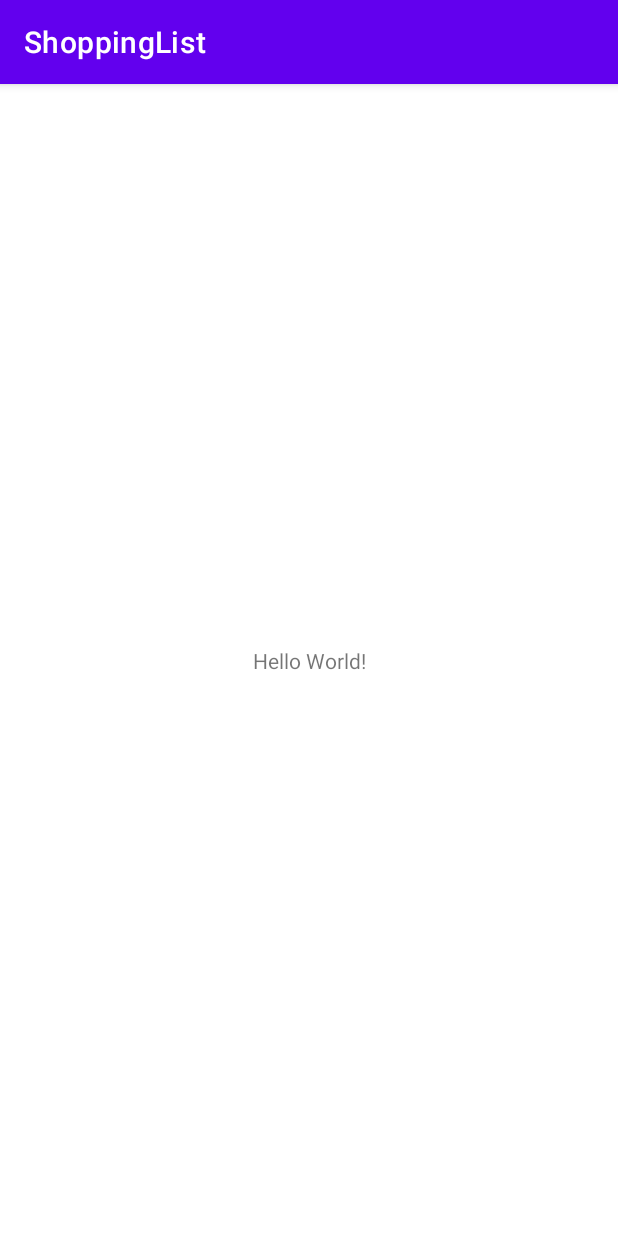
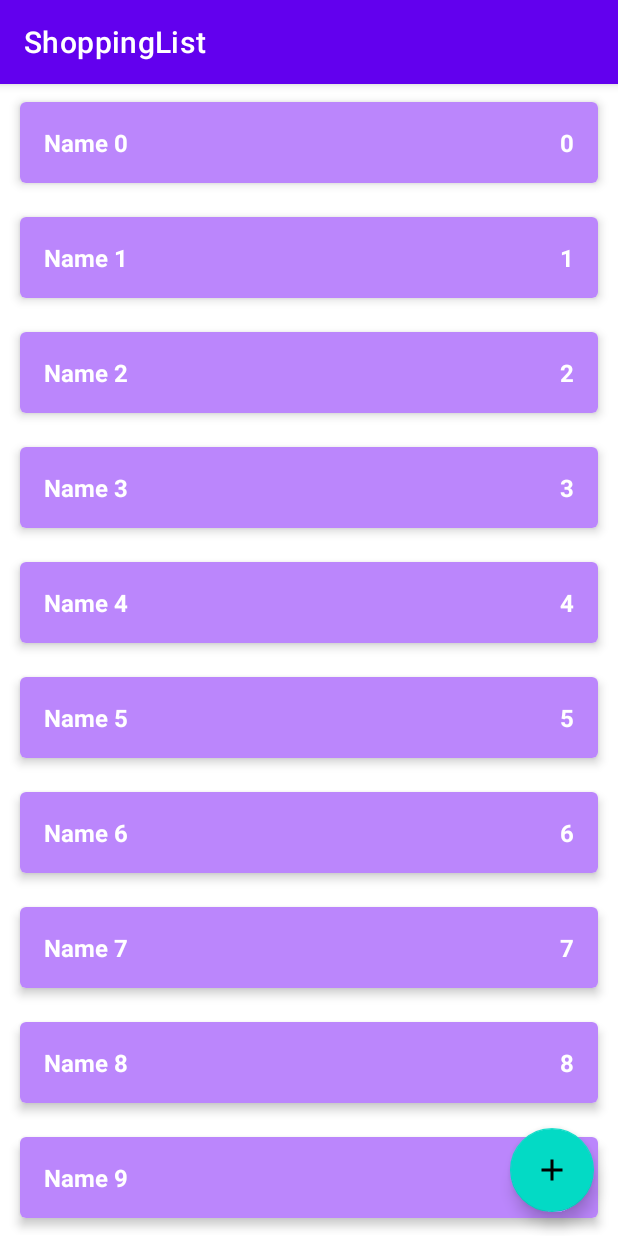
Before and after one commit to IceFroggit/ShoppingList, an Android app: the screen it shows after launch (MainActivity), on a phone screen of 412 x 824 dp. Run offline under Robolectric (Android 15) with nearby library versions, the phone set to English and light mode, and no system bars.

Commit message:
made recview

```diff
--- a/app/src/main/java/com/example/shoppinglist/data/ShopListRepositoryImpl.kt
+++ b/app/src/main/java/com/example/shoppinglist/data/ShopListRepositoryImpl.kt
@@ -8,7 +8,7 @@ import com.example.shoppinglist.domain.ShopListRepository
 //object является singletone, это нужно чтобы, что не получилось так, что на ожном экране мы раюотаем с одним репозиторием, а в другом экране с другим репозиторием
 
 object ShopListRepositoryImpl : ShopListRepository {
-    private val shopList = mutableListOf<ShopItem>()
+    private val shopList = sortedSetOf<ShopItem>({ p0, p1 -> p0.id.compareTo(p1.id) })
     private var autoIncrementId = 0
     private val shopListLD = MutableLiveData<List<ShopItem>>()
 
--- a/app/src/main/java/com/example/shoppinglist/presentation/MainActivity.kt
+++ b/app/src/main/java/com/example/shoppinglist/presentation/MainActivity.kt
@@ -1,22 +1,47 @@
 package com.example.shoppinglist.presentation
 
+import android.os.Bundle
+import android.view.LayoutInflater
+import android.widget.LinearLayout
+import android.widget.TextView
 import androidx.appcompat.app.AppCompatActivity
-import android.os.Bundle
-import android.util.Log
 import androidx.lifecycle.ViewModelProvider
 import com.example.shoppinglist.R
+import com.example.shoppinglist.domain.ShopItem
 
 class MainActivity : AppCompatActivity() {
 
-    private lateinit var viewModel:MainViewModel
+    private lateinit var viewModel: MainViewModel
+    private lateinit var llShoplist: LinearLayout
 
     override fun onCreate(savedInstanceState: Bundle?) {
         super.onCreate(savedInstanceState)
         setContentView(R.layout.activity_main)
-        //viewModel = ViewModelProvider(this)[MainViewModel::class.java]
+        llShoplist = findViewById(R.id.ll_shop_list)
         viewModel = ViewModelProvider(this).get(MainViewModel::class.java)
-        viewModel.mShopList.observe(this){
-            Log.d("MainActivity",it.toString())
+        viewModel.mShopList.observe(this) {
+            showList(it)
+        }
+    }
+
+    private fun showList(list: List<ShopItem>) {
+        llShoplist.removeAllViews()
+        for (shopItem in list) {
+            val layoutId = if (shopItem.enabled) {
+                R.layout.item_shop_enabled
+            } else {
+                R.layout.item_shop_disabled
+            }
+            val view = LayoutInflater.from(this).inflate(layoutId, llShoplist, false)
+            val tvName = view.findViewById<TextView>(R.id.tv_name)
+            val tvCount = view.findViewById<TextView>(R.id.tv_count)
+            tvName.text = shopItem.name
+            tvCount.text = shopItem.count.toString()
+            view.setOnLongClickListener {
+                viewModel.changeEnabledState(shopItem)
+                true
+            }
+            llShoplist.addView(view)
         }
     }
 }
--- /dev/null
+++ b/app/src/main/res/drawable-v24/ic_add.xml
@@ -0,0 +1,9 @@
+<vector xmlns:android="http://schemas.android.com/apk/res/android"
+    android:width="24dp"
+    android:height="24dp"
+    android:viewportWidth="24"
+    android:viewportHeight="24">
+  <path
+      android:pathData="M19,13h-6v6h-2v-6H5v-2h6V5h2v6h6v2z"
+      android:fillColor="#ffffff"/>
+</vector>
--- a/app/src/main/res/layout/activity_main.xml
+++ b/app/src/main/res/layout/activity_main.xml
@@ -6,13 +6,45 @@
     android:layout_height="match_parent"
     tools:context=".presentation.MainActivity">
 
-    <TextView
-        android:layout_width="wrap_content"
-        android:layout_height="wrap_content"
-        android:text="Hello World!"
+
+    <ScrollView
+        android:orientation="vertical"
+        app:layout_constraintTop_toTopOf="parent"
+        app:layout_constraintBottom_toBottomOf="parent"
+        app:layout_constraintLeft_toLeftOf="parent"
+        app:layout_constraintRight_toRightOf="parent"
+        android:layout_width="match_parent"
+        android:layout_height="wrap_content">
+        <LinearLayout
+            android:id="@+id/ll_shop_list"
+            android:layout_width="match_parent"
+            android:layout_height="wrap_content"
+            android:orientation="vertical"/>
+
+    </ScrollView>
+    <androidx.recyclerview.widget.RecyclerView
+        android:visibility="invisible"
+        android:id="@+id/rv_shop_list"
+        android:layout_width="0dp"
+        android:layout_height="0dp"
         app:layout_constraintBottom_toBottomOf="parent"
         app:layout_constraintEnd_toEndOf="parent"
         app:layout_constraintStart_toStartOf="parent"
-        app:layout_constraintTop_toTopOf="parent" />
+        app:layout_constraintTop_toTopOf="parent"
+        app:layoutManager="androidx.recyclerview.widget.LinearLayoutManager"
+        tools:listitem="@layout/item_shop_enabled"/>
+
+    <com.google.android.material.floatingactionbutton.FloatingActionButton
+        android:id="@+id/button_add_shop_item"
+        android:layout_width="wrap_content"
+        android:layout_height="wrap_content"
+        android:layout_marginEnd="16dp"
+        android:layout_marginBottom="16dp"
+        android:clickable="true"
+        android:contentDescription="@string/add_shop_item_content_description"
+        android:focusable="true"
+        app:layout_constraintBottom_toBottomOf="parent"
+        app:layout_constraintEnd_toEndOf="parent"
+        app:srcCompat="@drawable/ic_add" />
 
 </androidx.constraintlayout.widget.ConstraintLayout>
--- /dev/null
+++ b/app/src/main/res/layout/item_shop_enabled.xml
@@ -0,0 +1,43 @@
+<?xml version="1.0" encoding="utf-8"?>
+<androidx.cardview.widget.CardView xmlns:android="http://schemas.android.com/apk/res/android"
+    xmlns:app="http://schemas.android.com/apk/res-auto"
+    xmlns:tools="http://schemas.android.com/tools"
+    android:layout_width="match_parent"
+    android:layout_height="wrap_content"
+    android:layout_marginStart="8dp"
+    android:layout_marginTop="4dp"
+    android:layout_marginEnd="8dp"
+    android:layout_marginBottom="4dp"
+    app:cardCornerRadius="4dp"
+    app:cardElevation="4dp"
+    app:cardUseCompatPadding="true">
+
+    <LinearLayout
+        android:layout_width="match_parent"
+        android:layout_height="wrap_content"
+        android:background="@color/purple_200"
+        android:orientation="horizontal"
+        android:padding="16dp">
+
+        <TextView
+            android:id="@+id/tv_name"
+            android:layout_width="0dp"
+            android:layout_height="wrap_content"
+            android:layout_weight="1"
+            android:textColor="@color/white"
+            android:textSize="16sp"
+            android:textStyle="bold"
+            tools:text="Салфетки" />
+
+        <TextView
+            android:id="@+id/tv_count"
+            android:layout_width="wrap_content"
+            android:layout_height="wrap_content"
+            android:textColor="@color/white"
+            android:textSize="16sp"
+            android:textStyle="bold"
+            tools:text="1" />
+
+    </LinearLayout>
+
+</androidx.cardview.widget.CardView>
--- a/app/src/main/res/values/strings.xml
+++ b/app/src/main/res/values/strings.xml
@@ -1,3 +1,4 @@
 <resources>
     <string name="app_name">ShoppingList</string>
+    <string name="add_shop_item_content_description">Add new shop item</string>
 </resources>
```
Also changed, not shown: app/src/main/java/com/example/shoppinglist/presentation/ShopListAdapter.kt (added, +40 -0 lines), app/src/main/res/drawable-v24/ic_launcher_background.xml (added, +170 -0 lines), app/src/main/res/layout/item_shop_disabled.xml (added, +43 -0 lines).
